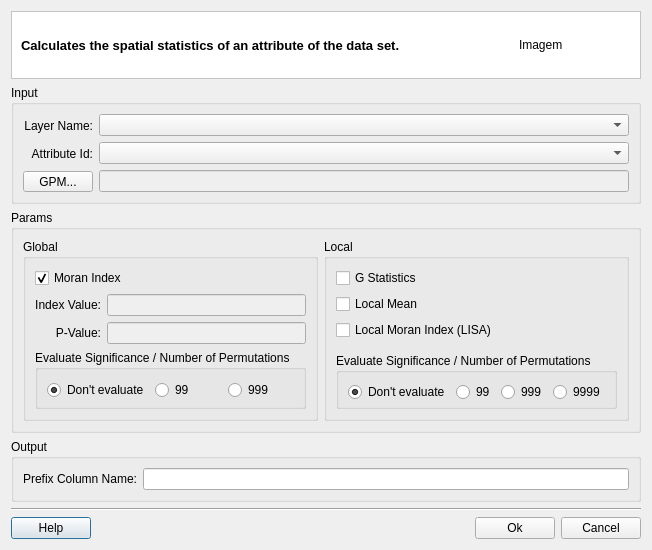
Old version of the form src/terralib/sa/qt/ui/SpatialStatisticsDialogForm.ui in the repository claudiobogossian/terralib5.
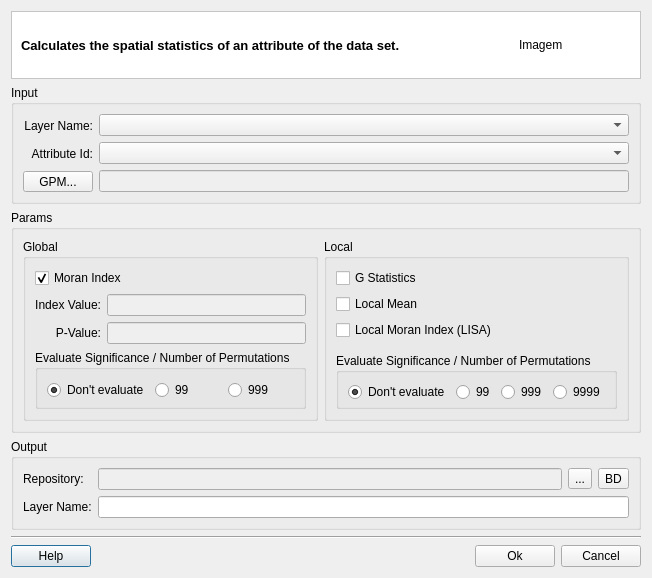
New version of the form. Custom widgets are drawn as their Qt base class.

```diff
--- a/src/terralib/sa/qt/ui/SpatialStatisticsDialogForm.ui
+++ b/src/terralib/sa/qt/ui/SpatialStatisticsDialogForm.ui
@@ -7,18 +7,18 @@
     <x>0</x>
     <y>0</y>
     <width>579</width>
-    <height>504</height>
+    <height>534</height>
    </rect>
   </property>
   <property name="windowTitle">
    <string>Spatial Statistics</string>
   </property>
-  <layout class="QGridLayout" name="gridLayout_21">
+  <layout class="QGridLayout" name="gridLayout_24">
    <property name="sizeConstraint">
     <enum>QLayout::SetFixedSize</enum>
    </property>
    <item row="0" column="0">
-    <layout class="QGridLayout" name="gridLayout_20">
+    <layout class="QGridLayout" name="gridLayout_23">
      <item row="0" column="0">
       <widget class="QFrame" name="frame">
        <property name="styleSheet">
@@ -377,33 +377,86 @@
      </item>
      <item row="3" column="0">
       <widget class="QGroupBox" name="groupBox_2">
+       <property name="sizePolicy">
+        <sizepolicy hsizetype="Preferred" vsizetype="Preferred">
+         <horstretch>0</horstretch>
+         <verstretch>0</verstretch>
+        </sizepolicy>
+       </property>
        <property name="title">
         <string>Output</string>
        </property>
        <property name="flat">
         <bool>true</bool>
        </property>
-       <layout class="QGridLayout" name="gridLayout_8">
+       <layout class="QGridLayout" name="gridLayout_22">
+        <item row="0" column="0">
+         <layout class="QGridLayout" name="gridLayout_21">
         <item row="0" column="0">
          <layout class="QGridLayout" name="gridLayout_7">
           <item row="0" column="0">
+             <widget class="QLabel" name="label_6">
+              <property name="text">
+               <string>Repository:</string>
+              </property>
+             </widget>
+            </item>
+            <item row="1" column="0">
            <widget class="QLabel" name="label_3">
+              <property name="text">
+               <string>Layer Name:</string>
+              </property>
+             </widget>
+            </item>
+           </layout>
+          </item>
+          <item row="0" column="1">
+           <layout class="QGridLayout" name="gridLayout_20">
+            <item row="0" column="0">
+             <layout class="QGridLayout" name="gridLayout_8">
+              <item row="0" column="0">
+               <widget class="QLineEdit" name="m_repositoryLineEdit">
+                <property name="enabled">
+                 <bool>false</bool>
+                </property>
+               </widget>
+              </item>
+              <item row="0" column="1">
+               <widget class="QToolButton" name="m_targetFileToolButton">
             <property name="minimumSize">
              <size>
-              <width>45</width>
+                  <width>0</width>
               <height>0</height>
              </size>
             </property>
             <property name="text">
-             <string>Prefix Column Name:</string>
-            </property>
-            <property name="alignment">
-             <set>Qt::AlignRight|Qt::AlignTrailing|Qt::AlignVCenter</set>
-            </property>
-           </widget>
-          </item>
-          <item row="0" column="1">
-           <widget class="QLineEdit" name="m_prefixNameLineEdit"/>
+                 <string>...</string>
+                </property>
+               </widget>
+              </item>
+              <item row="0" column="2">
+               <widget class="QToolButton" name="m_targetDatasourceToolButton">
+                <property name="minimumSize">
+                 <size>
+                  <width>0</width>
+                  <height>0</height>
+                 </size>
+                </property>
+                <property name="text">
+                 <string>BD</string>
+                </property>
+               </widget>
+              </item>
+             </layout>
+            </item>
+            <item row="1" column="0">
+             <widget class="QLineEdit" name="m_newLayerNameLineEdit">
+              <property name="readOnly">
+               <bool>false</bool>
+              </property>
+             </widget>
+            </item>
+           </layout>
           </item>
          </layout>
         </item>
```
Left out of the diff: 5 changed lines with no effect on the pictures. Lines whose indentation alone changed are shown as unchanged.
